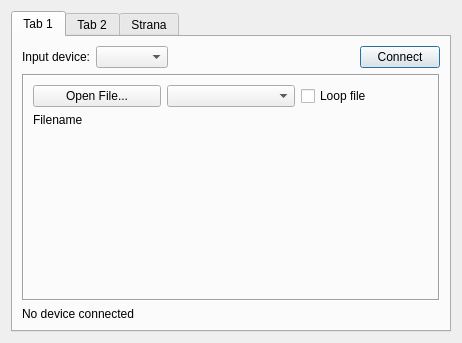
Qt form gui/setupdialog.ui (KejPi/AbracaDABra) before a commit.
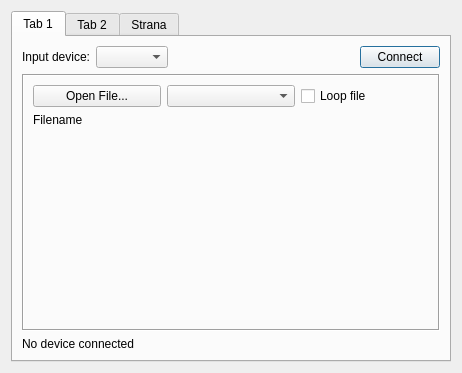
The same form after that commit. The open tabs and pages were chosen to show the change.

```diff
--- a/gui/setupdialog.ui
+++ b/gui/setupdialog.ui
@@ -7,7 +7,7 @@
     <x>0</x>
     <y>0</y>
     <width>462</width>
-    <height>339</height>
+    <height>373</height>
    </rect>
   </property>
   <property name="minimumSize">
@@ -400,6 +400,9 @@
             <widget class="QComboBox" name="fileFormatCombo"/>
            </item>
            <item row="2" column="0" colspan="3">
+            <widget class="QWidget" name="xmlHeaderWidget" native="true"/>
+           </item>
+           <item row="3" column="0" colspan="3">
             <spacer name="verticalSpacer_5">
              <property name="orientation">
               <enum>Qt::Vertical</enum>
```
Left out of the diff: 42 changed lines with no effect on the pictures.
